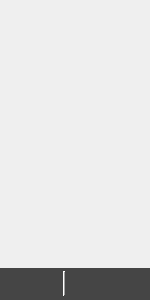
First picture: the form in Ui/DockWidget/SourceWidget.ui, repository hash1018/Raina, before the edit.
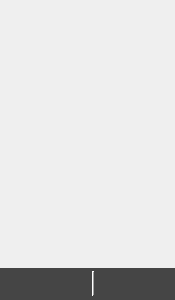
Second picture: the form after the edit. Icons and pictures are not drawn.

Commit message: added SettingDialog,icons

The edit to the form file:
```diff
--- a/Ui/DockWidget/SourceWidget.ui
+++ b/Ui/DockWidget/SourceWidget.ui
@@ -6,13 +6,13 @@
    <rect>
     <x>0</x>
     <y>0</y>
-    <width>150</width>
+    <width>175</width>
     <height>300</height>
    </rect>
   </property>
   <property name="minimumSize">
    <size>
-    <width>150</width>
+    <width>175</width>
     <height>0</height>
    </size>
   </property>
@@ -155,6 +155,25 @@
         </property>
        </widget>
       </item>
+      <item>
+       <widget class="QPushButton" name="settingButton">
+        <property name="minimumSize">
+         <size>
+          <width>24</width>
+          <height>24</height>
+         </size>
+        </property>
+        <property name="maximumSize">
+         <size>
+          <width>24</width>
+          <height>24</height>
+         </size>
+        </property>
+        <property name="text">
+         <string/>
+        </property>
+       </widget>
+      </item>
       <item>
        <widget class="Line" name="line">
         <property name="minimumSize">
```
Left out of the diff: 4 changed lines with no effect on the pictures. The commit also changes 17 other files.
